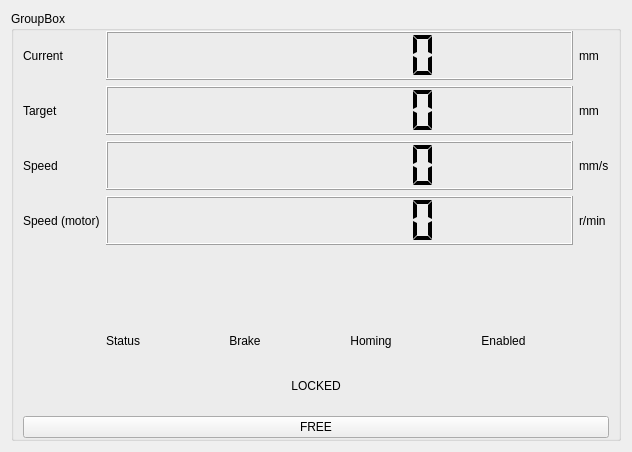
The window that GUI/forms/motorstats.ui (piotrpodlaski/rimokun) describes before a commit, drawn with Qt 5.
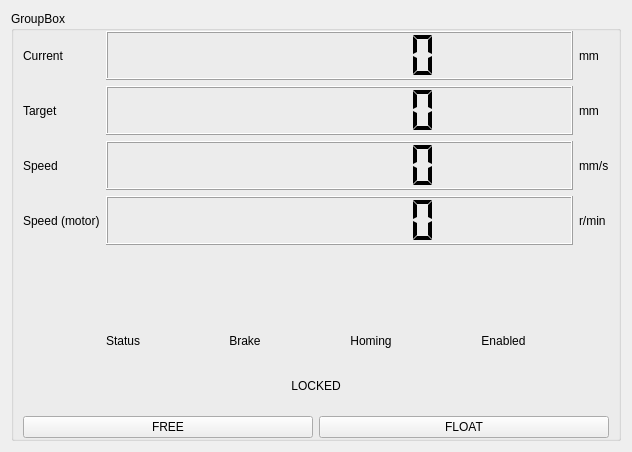
The same window after the commit. Custom widgets are drawn as their Qt base class.

Commit message: implemented float mode

What changed in the file:
```diff
--- a/GUI/forms/motorstats.ui
+++ b/GUI/forms/motorstats.ui
@@ -73,11 +73,22 @@
        </widget>
       </item>
       <item row="7" column="0" colspan="3">
+       <layout class="QHBoxLayout" name="freeFloatButtonsLayout">
+        <item>
        <widget class="QPushButton" name="freeButton">
         <property name="text">
          <string>FREE</string>
         </property>
        </widget>
+        </item>
+        <item>
+         <widget class="QPushButton" name="floatButton">
+          <property name="text">
+           <string>FLOAT</string>
+          </property>
+         </widget>
+        </item>
+       </layout>
       </item>
       <item row="5" column="0" colspan="3">
        <layout class="QHBoxLayout" name="horizontalLayout">
```
Lines whose indentation alone changed are shown as unchanged. The commit also changes 17 other files.
